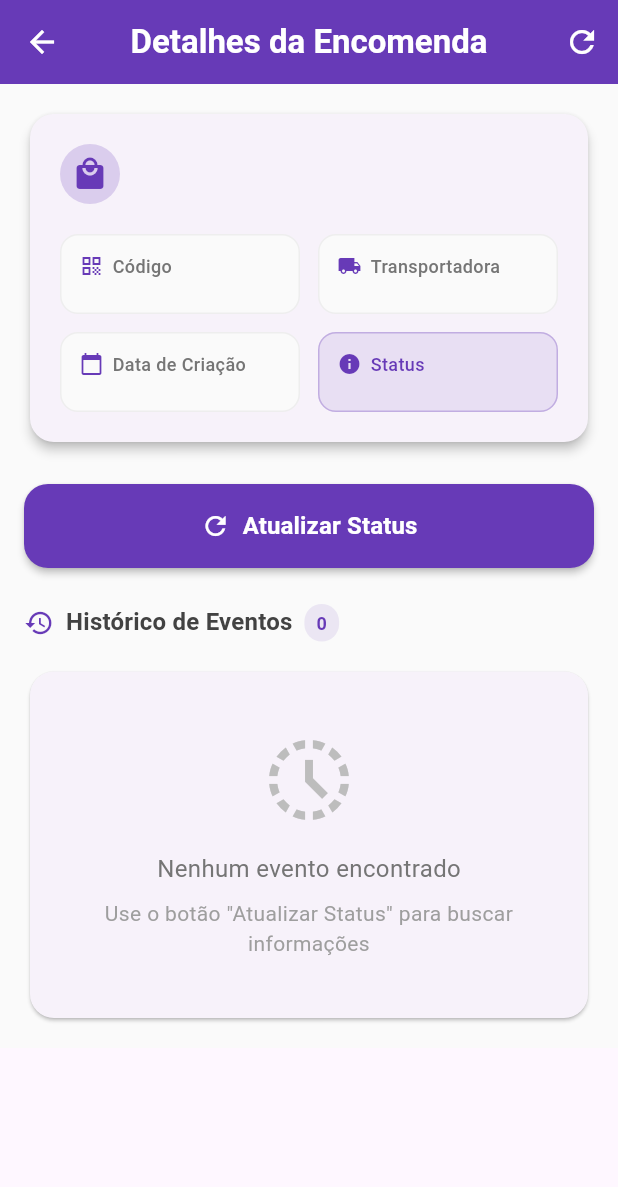
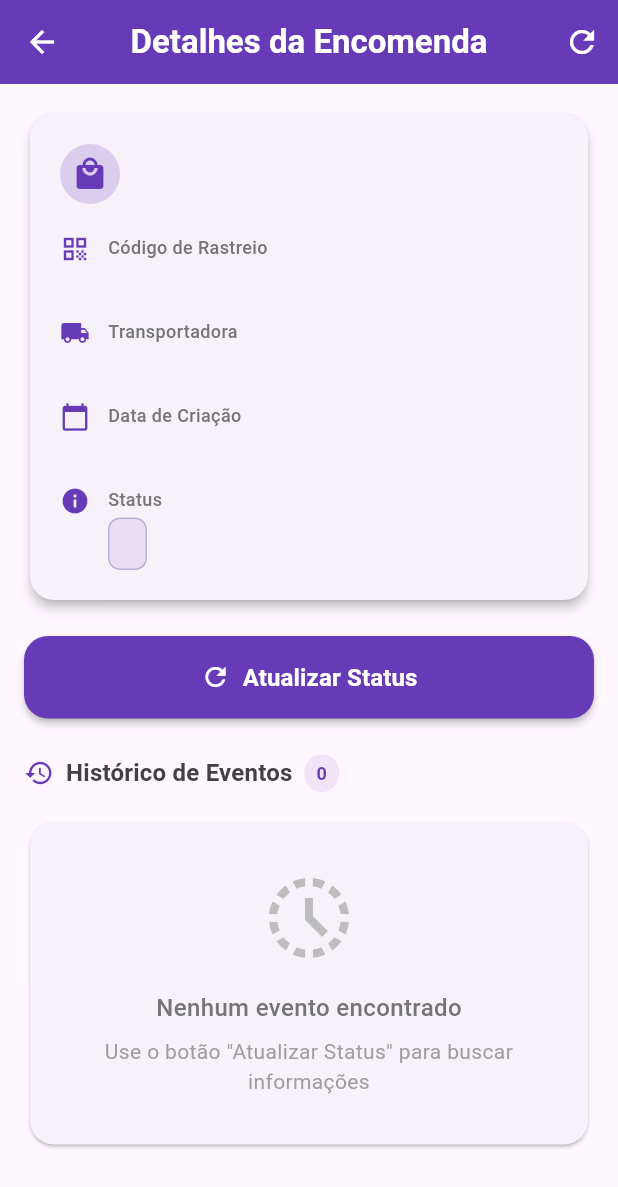
Before and after one commit to bryan2772/apprastreadorencomenda, a Flutter app: the DetalhesEncomendaScreen screen opened directly with empty values, on a phone screen of 412 x 824 dp. Shown: the top 1187 px of the screen. Run offline on Flutter 3.47's test engine with Material 3 defaults, Android fonts, the phone set to English and light mode, and no system bars; our stand-ins replace flutter_dotenv, sqflite, sqflite_common_ffi; accounts and stored records are empty.

Commit message:
correçao de overfloart

```diff
--- a/lib/screens/detalhes_encomenda_screen.dart
+++ b/lib/screens/detalhes_encomenda_screen.dart
@@ -28,7 +28,6 @@ class DetalhesEncomendaScreenState extends State<DetalhesEncomendaScreen> {
       final trackingService = TrackingService();
       final dados =
           await trackingService.buscarStatus(_encomenda.codigoRastreio);
-
       setState(() {
         _eventos = dados['eventos'] ?? [];
       });
@@ -120,11 +119,9 @@ class DetalhesEncomendaScreenState extends State<DetalhesEncomendaScreen> {
 
   @override
   Widget build(BuildContext context) {
-    final theme = Theme.of(context);
-
     return Scaffold(
       appBar: AppBar(
-        title: Text(
+        title: const Text(
           'Detalhes da Encomenda',
           style: TextStyle(
             color: Colors.white,
@@ -135,29 +132,39 @@ class DetalhesEncomendaScreenState extends State<DetalhesEncomendaScreen> {
         elevation: 0,
         centerTitle: true,
         leading: IconButton(
-          icon: Icon(Icons.arrow_back, color: Colors.white),
+          icon: const Icon(Icons.arrow_back, color: Colors.white),
           onPressed: () => Navigator.pop(context),
         ),
         actions: [
           IconButton(
-            icon: Icon(Icons.refresh, color: Colors.white),
+            icon: const Icon(Icons.refresh, color: Colors.white),
             onPressed: _isUpdating ? null : _atualizarStatus,
             tooltip: 'Atualizar Status',
           ),
         ],
       ),
-      body: Container(
-        color: Colors.grey.shade50,
-        child: RefreshIndicator(
+      body: _buildBody(),
+    );
+  }
+
+  Widget _buildBody() {
+    return RefreshIndicator(
       onRefresh: _carregarEventos,
-          child: SingleChildScrollView(
-            physics: const AlwaysScrollableScrollPhysics(),
+      child: ListView(
         padding: const EdgeInsets.all(16),
-            child: Column(
-              crossAxisAlignment: CrossAxisAlignment.start,
         children: [
-                // Card de informações principais
-                Card(
+          _buildInfoCard(),
+          const SizedBox(height: 20),
+          _buildUpdateButton(),
+          const SizedBox(height: 24),
+          _buildEventsSection(),
+        ],
+      ),
+    );
+  }
+
+  Widget _buildInfoCard() {
+    return Card(
       shape: RoundedRectangleBorder(
         borderRadius: BorderRadius.circular(16),
       ),
@@ -171,8 +178,7 @@ class DetalhesEncomendaScreenState extends State<DetalhesEncomendaScreen> {
               children: [
                 CircleAvatar(
                   backgroundColor:
-                                  _getStatusColor(_encomenda.status ?? '')
-                                      .withOpacity(0.2),
+                      _getStatusColor(_encomenda.status ?? '').withOpacity(0.2),
                   child: Icon(
                     _getStatusIcon(_encomenda.status ?? ''),
                     color: _getStatusColor(_encomenda.status ?? ''),
@@ -182,7 +188,7 @@ class DetalhesEncomendaScreenState extends State<DetalhesEncomendaScreen> {
                 Expanded(
                   child: Text(
                     _encomenda.nome,
-                                style: theme.textTheme.titleLarge?.copyWith(
+                    style: Theme.of(context).textTheme.titleLarge?.copyWith(
                           fontWeight: FontWeight.bold,
                           color: Colors.grey.shade800,
                         ),
@@ -194,50 +200,48 @@ class DetalhesEncomendaScreenState extends State<DetalhesEncomendaScreen> {
             ),
             const SizedBox(height: 20),
 
-                        // Informações em grid
-                        GridView.count(
-                          crossAxisCount: 2,
-                          shrinkWrap: true,
-                          physics: const NeverScrollableScrollPhysics(),
-                          crossAxisSpacing: 12,
-                          mainAxisSpacing: 12,
-                          childAspectRatio: 3,
-                          children: [
-                            _InfoItem(
+            // Informações
+            _InfoRow(
               icon: Icons.qr_code,
-                              label: 'Código',
+              label: 'Código de Rastreio',
               value: _encomenda.codigoRastreio,
             ),
-                            _InfoItem(
+            const SizedBox(height: 12),
+            _InfoRow(
               icon: Icons.local_shipping,
               label: 'Transportadora',
               value: _encomenda.transportadora,
             ),
-                            _InfoItem(
+            const SizedBox(height: 12),
+            _InfoRow(
               icon: Icons.calendar_today,
               label: 'Data de Criação',
               value: _encomenda.dataCriacao != null
                   ? _formatarData(_encomenda.dataCriacao!)
                   : 'N/A',
             ),
-                            _StatusItem(
+            const SizedBox(height: 12),
+            _StatusRow(
               status: _encomenda.status ?? 'Desconhecido',
               color: _getStatusColor(_encomenda.status ?? ''),
             ),
           ],
         ),
-                      ],
       ),
+    );
+  }
+
+  Widget _buildUpdateButton() {
+    if (_isUpdating) {
+      return const Center(
+        child: CircularProgressIndicator(
+          valueColor: AlwaysStoppedAnimation<Color>(Colors.deepPurple),
         ),
-                ),
+      );
+    }
 
-                const SizedBox(height: 24),
-
-                // Botão de atualização
-                if (!_isUpdating)
-                  SizedBox(
+    return SizedBox(
       width: double.infinity,
-                    height: 56,
       child: ElevatedButton(
         onPressed: _atualizarStatus,
         style: ElevatedButton.styleFrom(
@@ -247,6 +251,7 @@ class DetalhesEncomendaScreenState extends State<DetalhesEncomendaScreen> {
             borderRadius: BorderRadius.circular(16),
           ),
           elevation: 2,
+          padding: const EdgeInsets.symmetric(vertical: 16),
         ),
         child: const Row(
           mainAxisAlignment: MainAxisAlignment.center,
@@ -263,33 +268,28 @@ class DetalhesEncomendaScreenState extends State<DetalhesEncomendaScreen> {
           ],
         ),
       ),
-                  )
-                else
-                  const Center(
-                    child: CircularProgressIndicator(
-                      valueColor:
-                          AlwaysStoppedAnimation<Color>(Colors.deepPurple),
-                    ),
-                  ),
+    );
+  }
 
-                const SizedBox(height: 24),
-
-                // Header da lista de eventos
+  Widget _buildEventsSection() {
+    return Column(
+      crossAxisAlignment: CrossAxisAlignment.start,
+      children: [
+        // Header
         Row(
           children: [
             Icon(Icons.history, color: Colors.deepPurple, size: 20),
             const SizedBox(width: 8),
             Text(
               'Histórico de Eventos',
-                      style: theme.textTheme.titleMedium?.copyWith(
+              style: Theme.of(context).textTheme.titleMedium?.copyWith(
                     fontWeight: FontWeight.bold,
                     color: Colors.grey.shade800,
                   ),
             ),
             const SizedBox(width: 8),
             Container(
-                      padding: const EdgeInsets.symmetric(
-                          horizontal: 8, vertical: 4),
+              padding: const EdgeInsets.symmetric(horizontal: 8, vertical: 4),
               decoration: BoxDecoration(
                 color: Colors.deepPurple.withOpacity(0.1),
                 borderRadius: BorderRadius.circular(12),
@@ -305,17 +305,39 @@ class DetalhesEncomendaScreenState extends State<DetalhesEncomendaScreen> {
             ),
           ],
         ),
-
         const SizedBox(height: 16),
 
         // Lista de eventos
         if (_eventos.isEmpty)
-                  Card(
+          _buildEmptyEvents()
+        else
+          ..._eventos.asMap().entries.map((entry) {
+            final index = entry.key;
+            final evento = entry.value;
+            final isFirst = index == 0;
+
+            return Padding(
+              padding: EdgeInsets.only(
+                bottom: 12,
+                top: index == 0 ? 0 : 12,
+              ),
+              child: _EventoCard(
+                evento: evento,
+                isFirst: isFirst,
+              ),
+            );
+          }),
+      ],
+    );
+  }
+
+  Widget _buildEmptyEvents() {
+    return Card(
       shape: RoundedRectangleBorder(
         borderRadius: BorderRadius.circular(16),
       ),
       child: Padding(
-                      padding: const EdgeInsets.all(40),
+        padding: const EdgeInsets.all(32),
         child: Column(
           children: [
             Icon(
@@ -329,6 +351,7 @@ class DetalhesEncomendaScreenState extends State<DetalhesEncomendaScreen> {
               style: TextStyle(
                 color: Colors.grey.shade600,
                 fontSize: 16,
+                fontWeight: FontWeight.w500,
               ),
             ),
             const SizedBox(height: 8),
@@ -343,57 +366,25 @@ class DetalhesEncomendaScreenState extends State<DetalhesEncomendaScreen> {
           ],
         ),
       ),
-                  )
-                else
-                  Card(
-                    shape: RoundedRectangleBorder(
-                      borderRadius: BorderRadius.circular(16),
-                    ),
-                    elevation: 2,
-                    child: Padding(
-                      padding: const EdgeInsets.all(16),
-                      child: Column(
-                        children: _eventos.asMap().entries.map((entry) {
-                          final index = entry.key;
-                          final evento = entry.value;
-                          final isFirst = index == 0;
-                          final isLast = index == _eventos.length - 1;
-
-                          return _EventoItem(
-                            evento: evento,
-                            isFirst: isFirst,
-                            isLast: isLast,
-                            showLine: _eventos.length > 1,
-                          );
-                        }).toList(),
-                      ),
-                    ),
-                  ),
-              ],
-            ),
-          ),
-        ),
-      ),
     );
   }
 
   String _formatarData(String data) {
     try {
       final dateTime = DateTime.parse(data);
-      return '${dateTime.day}/${dateTime.month}/${dateTime.year}';
+      return '${dateTime.day}/${dateTime.month}/${dateTime.year} às ${dateTime.hour}:${dateTime.minute.toString().padLeft(2, '0')}';
     } catch (e) {
       return data;
     }
   }
 }
 
-// Widget para itens de informação
-class _InfoItem extends StatelessWidget {
+class _InfoRow extends StatelessWidget {
   final IconData icon;
   final String label;
   final String value;
 
-  const _InfoItem({
+  const _InfoRow({
     required this.icon,
     required this.label,
     required this.value,
@@ -401,20 +392,15 @@ class _InfoItem extends StatelessWidget {
 
   @override
   Widget build(BuildContext context) {
-    return Container(
-      padding: const EdgeInsets.all(12),
-      decoration: BoxDecoration(
-        color: Colors.grey.shade50,
-        borderRadius: BorderRadius.circular(12),
-        border: Border.all(color: Colors.grey.shade200),
-      ),
+    return Row(
+      crossAxisAlignment: CrossAxisAlignment.start,
+      children: [
+        Icon(icon, size: 20, color: Colors.deepPurple),
+        const SizedBox(width: 12),
+        Expanded(
           child: Column(
             crossAxisAlignment: CrossAxisAlignment.start,
             children: [
-          Row(
-            children: [
-              Icon(icon, size: 16, color: Colors.deepPurple),
-              const SizedBox(width: 6),
               Text(
                 label,
                 style: TextStyle(
@@ -423,90 +409,30 @@ class _InfoItem extends StatelessWidget {
                   fontWeight: FontWeight.w500,
                 ),
               ),
-            ],
-          ),
               const SizedBox(height: 4),
               Text(
                 value,
                 style: TextStyle(
-              fontSize: 14,
+                  fontSize: 16,
                   color: Colors.grey.shade800,
                   fontWeight: FontWeight.w600,
                 ),
-            maxLines: 2,
-            overflow: TextOverflow.ellipsis,
               ),
             ],
           ),
+        ),
+      ],
     );
   }
 }
 
-// Widget para status
-class _StatusItem extends StatelessWidget {
+class _StatusRow extends StatelessWidget {
   final String status;
   final Color color;
 
-  const _StatusItem({
+  const _StatusRow({
     required this.status,
     required this.color,
-  });
-
-  @override
-  Widget build(BuildContext context) {
-    return Container(
-      padding: const EdgeInsets.all(12),
-      decoration: BoxDecoration(
-        color: color.withOpacity(0.1),
-        borderRadius: BorderRadius.circular(12),
-        border: Border.all(color: color.withOpacity(0.3)),
-      ),
-      child: Column(
-        crossAxisAlignment: CrossAxisAlignment.start,
-        children: [
-          Row(
-            children: [
-              Icon(Icons.info, size: 16, color: color),
-              const SizedBox(width: 6),
-              Text(
-                'Status',
-                style: TextStyle(
-                  fontSize: 12,
-                  color: color,
-                  fontWeight: FontWeight.w500,
-                ),
-              ),
-            ],
-          ),
-          const SizedBox(height: 4),
-          Text(
-            status,
-            style: TextStyle(
-              fontSize: 14,
-              color: color,
-              fontWeight: FontWeight.bold,
-            ),
-            maxLines: 2,
-            overflow: TextOverflow.ellipsis,
-          ),
-        ],
-      ),
-    );
-  }
-}
-
-// Widget para eventos da timeline
-class _EventoItem extends StatelessWidget {
-  final dynamic evento;
-  final bool isFirst;
-  final bool isLast;
-  final bool showLine;
-
-  const _EventoItem({
-    required this.evento,
-    required this.isFirst,
-    required this.isLast,
-    required this.showLine,
   });
 
   @override
@@ -514,92 +440,131 @@ class _EventoItem extends StatelessWidget {
     return Row(
       crossAxisAlignment: CrossAxisAlignment.start,
       children: [
-        // Timeline vertical
-        Column(
-          children: [
-            if (!isFirst)
-              Container(
-                width: 2,
-                height: 20,
-                color: Colors.grey.shade300,
-              ),
-            Container(
-              width: 12,
-              height: 12,
-              decoration: BoxDecoration(
-                color: isFirst ? Colors.deepPurple : Colors.grey.shade400,
-                shape: BoxShape.circle,
-                border: Border.all(
-                  color: isFirst ? Colors.deepPurple : Colors.grey.shade400,
-                  width: 2,
-                ),
-              ),
-            ),
-            if (!isLast)
-              Container(
-                width: 2,
-                height: 20,
-                color: Colors.grey.shade300,
-              ),
-          ],
-        ),
-        const SizedBox(width: 16),
-
-        // Conteúdo do evento
+        Icon(Icons.info, size: 20, color: color),
+        const SizedBox(width: 12),
         Expanded(
-          child: Container(
-            margin: const EdgeInsets.only(bottom: 16),
-            padding: const EdgeInsets.all(16),
-            decoration: BoxDecoration(
-              color:
-                  isFirst ? Colors.deepPurple.withOpacity(0.05) : Colors.white,
-              borderRadius: BorderRadius.circular(12),
-              border: Border.all(
-                color: isFirst
-                    ? Colors.deepPurple.withOpacity(0.2)
-                    : Colors.grey.shade200,
-              ),
-            ),
           child: Column(
             crossAxisAlignment: CrossAxisAlignment.start,
             children: [
               Text(
+                'Status',
+                style: TextStyle(
+                  fontSize: 12,
+                  color: Colors.grey.shade600,
+                  fontWeight: FontWeight.w500,
+                ),
+              ),
+              const SizedBox(height: 4),
+              Container(
+                padding:
+                    const EdgeInsets.symmetric(horizontal: 12, vertical: 6),
+                decoration: BoxDecoration(
+                  color: color.withOpacity(0.1),
+                  borderRadius: BorderRadius.circular(8),
+                  border: Border.all(color: color.withOpacity(0.3)),
+                ),
+                child: Text(
+                  status,
+                  style: TextStyle(
+                    fontSize: 14,
+                    color: color,
+                    fontWeight: FontWeight.bold,
+                  ),
+                ),
+              ),
+            ],
+          ),
+        ),
+      ],
+    );
+  }
+}
+
+class _EventoCard extends StatelessWidget {
+  final dynamic evento;
+  final bool isFirst;
+
+  const _EventoCard({
+    required this.evento,
+    required this.isFirst,
+  });
+
+  @override
+  Widget build(BuildContext context) {
+    return Card(
+      shape: RoundedRectangleBorder(
+        borderRadius: BorderRadius.circular(12),
+      ),
+      elevation: 2,
+      color: isFirst ? Colors.deepPurple.withOpacity(0.05) : Colors.white,
+      child: Padding(
+        padding: const EdgeInsets.all(16),
+        child: Column(
+          crossAxisAlignment: CrossAxisAlignment.start,
+          children: [
+            Row(
+              children: [
+                if (isFirst)
+                  Container(
+                    padding:
+                        const EdgeInsets.symmetric(horizontal: 8, vertical: 4),
+                    decoration: BoxDecoration(
+                      color: Colors.deepPurple,
+                      borderRadius: BorderRadius.circular(6),
+                    ),
+                    child: const Text(
+                      'ATUAL',
+                      style: TextStyle(
+                        color: Colors.white,
+                        fontSize: 10,
+                        fontWeight: FontWeight.bold,
+                      ),
+                    ),
+                  ),
+                if (isFirst) const SizedBox(width: 8),
+                Expanded(
+                  child: Text(
                     evento['status'] ?? 'Evento sem descrição',
                     style: TextStyle(
-                    fontSize: 15,
-                    fontWeight: isFirst ? FontWeight.bold : FontWeight.w500,
+                      fontSize: 16,
+                      fontWeight: isFirst ? FontWeight.bold : FontWeight.w600,
                       color: isFirst ? Colors.deepPurple : Colors.grey.shade800,
                     ),
+                  ),
+                ),
+              ],
             ),
             const SizedBox(height: 8),
             if (evento['local'] != null &&
                 evento['local'].toString().isNotEmpty)
-                  Row(
+              Padding(
+                padding: const EdgeInsets.only(bottom: 4),
+                child: Row(
                   children: [
                     Icon(Icons.location_on,
-                          size: 14, color: Colors.grey.shade500),
-                      const SizedBox(width: 4),
+                        size: 16, color: Colors.grey.shade500),
+                    const SizedBox(width: 6),
                     Expanded(
                       child: Text(
                         evento['local'].toString(),
                         style: TextStyle(
-                            fontSize: 13,
+                          fontSize: 14,
                           color: Colors.grey.shade600,
                         ),
                       ),
                     ),
                   ],
                 ),
-                const SizedBox(height: 4),
+              ),
             Row(
               children: [
                 Icon(Icons.calendar_today,
-                        size: 14, color: Colors.grey.shade500),
-                    const SizedBox(width: 4),
+                    size: 16, color: Colors.grey.shade500),
+                const SizedBox(width: 6),
                 Text(
                   '${evento['data'] ?? ''} ${evento['hora'] ?? ''}',
                   style: TextStyle(
-                        fontSize: 13,
+                    fontSize: 14,
                     color: Colors.grey.shade600,
                   ),
                 ),
@@ -608,8 +573,6 @@ class _EventoItem extends StatelessWidget {
           ],
         ),
       ),
-        ),
-      ],
     );
   }
 }
```
Lines whose indentation alone changed are shown as unchanged.
